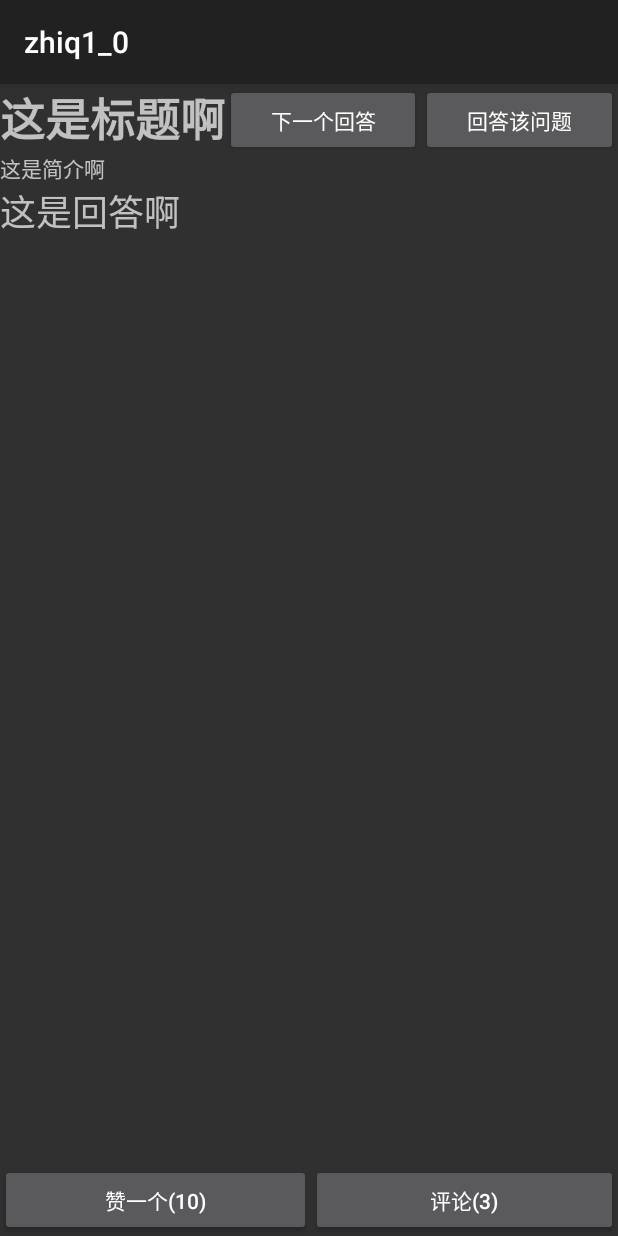
After one commit to KIKOcaoyue/zhiQ, an Android app: the ViewtopicActivity screen opened directly, with no data from a screen before it, on a phone screen of 412 x 824 dp. The commit adds this screen. Run offline under Robolectric (Android 15) with nearby library versions, the phone set to English and light mode, and no system bars.

Commit message:
updated some activity

```diff
--- a/app/src/main/AndroidManifest.xml
+++ b/app/src/main/AndroidManifest.xml
@@ -8,7 +8,8 @@
         android:label="@string/app_name"
         android:roundIcon="@mipmap/ic_launcher_round"
         android:supportsRtl="true"
-        android:theme="@style/AppTheme">
+        android:theme="@style/Theme.AppCompat">
+        <activity android:name=".activity.ViewtopicActivity"></activity>
         <activity
             android:name=".MainActivity"
             android:label="@string/app_name">
--- /dev/null
+++ b/app/src/main/java/com/nuistcy/zhiq1_0/activity/ViewtopicActivity.java
@@ -0,0 +1,16 @@
+package com.nuistcy.zhiq1_0.activity;
+
+import androidx.appcompat.app.AppCompatActivity;
+
+import android.os.Bundle;
+
+import com.nuistcy.zhiq1_0.R;
+
+public class ViewtopicActivity extends AppCompatActivity {
+
+    @Override
+    protected void onCreate(Bundle savedInstanceState) {
+        super.onCreate(savedInstanceState);
+        setContentView(R.layout.activity_viewtopic);
+    }
+}
--- /dev/null
+++ b/app/src/main/res/layout/activity_viewtopic.xml
@@ -0,0 +1,79 @@
+<?xml version="1.0" encoding="utf-8"?>
+<LinearLayout xmlns:android="http://schemas.android.com/apk/res/android"
+    xmlns:app="http://schemas.android.com/apk/res-auto"
+    xmlns:tools="http://schemas.android.com/tools"
+    android:layout_width="match_parent"
+    android:layout_height="match_parent"
+    android:orientation="vertical"
+    tools:context=".activity.ViewtopicActivity">
+
+    <LinearLayout
+        android:layout_width="match_parent"
+        android:layout_height="wrap_content"
+        android:orientation="horizontal">
+
+        <LinearLayout
+            android:layout_width="wrap_content"
+            android:layout_height="wrap_content"
+            android:orientation="vertical">
+
+            <TextView
+                android:id="@+id/topictxt"
+                android:layout_width="match_parent"
+                android:layout_height="wrap_content"
+                android:text="这是标题啊"
+                android:textSize="30sp"
+                android:textStyle="bold" />
+
+            <TextView
+                android:id="@+id/introtxt"
+                android:layout_width="match_parent"
+                android:layout_height="wrap_content"
+                android:text="这是简介啊" />
+
+        </LinearLayout>
+
+        <Button
+            android:id="@+id/btnnext"
+            android:layout_width="wrap_content"
+            android:layout_height="wrap_content"
+            android:layout_weight="1"
+            android:text="下一个回答" />
+
+        <Button
+            android:id="@+id/btnanswer"
+            android:layout_width="wrap_content"
+            android:layout_height="wrap_content"
+            android:layout_weight="1"
+            android:text="回答该问题" />
+
+    </LinearLayout>
+
+    <TextView
+        android:id="@+id/answertxt"
+        android:layout_width="match_parent"
+        android:layout_height="wrap_content"
+        android:text="这是回答啊"
+        android:textSize="24sp" />
+
+    <LinearLayout
+        android:layout_width="match_parent"
+        android:layout_height="match_parent"
+        android:orientation="horizontal"
+        android:gravity="bottom">
+
+        <Button
+            android:id="@+id/btnthumbsup"
+            android:layout_width="wrap_content"
+            android:layout_height="wrap_content"
+            android:layout_weight="1"
+            android:text="赞一个(10)" />
+
+        <Button
+            android:id="@+id/btnreview"
+            android:layout_width="wrap_content"
+            android:layout_height="wrap_content"
+            android:layout_weight="1"
+            android:text="评论(3)" />
+    </LinearLayout>
+</LinearLayout>
--- a/app/src/main/res/values/colors.xml
+++ b/app/src/main/res/values/colors.xml
@@ -3,4 +3,6 @@
     <color name="colorPrimary">#6200EE</color>
     <color name="colorPrimaryDark">#3700B3</color>
     <color name="colorAccent">#03DAC5</color>
+    <color name="zhiqblue">#0C8DF0</color>
+    <color name="zhiqpurple">#F00BD9</color>
 </resources>
```
Also changed, not shown: app/src/main/java/com/nuistcy/zhiq1_0/ui/notifications/NotificationsFragment.java (+23 -7 lines), app/src/main/res/layout/fragment_notifications.xml (+74 -1 lines).
